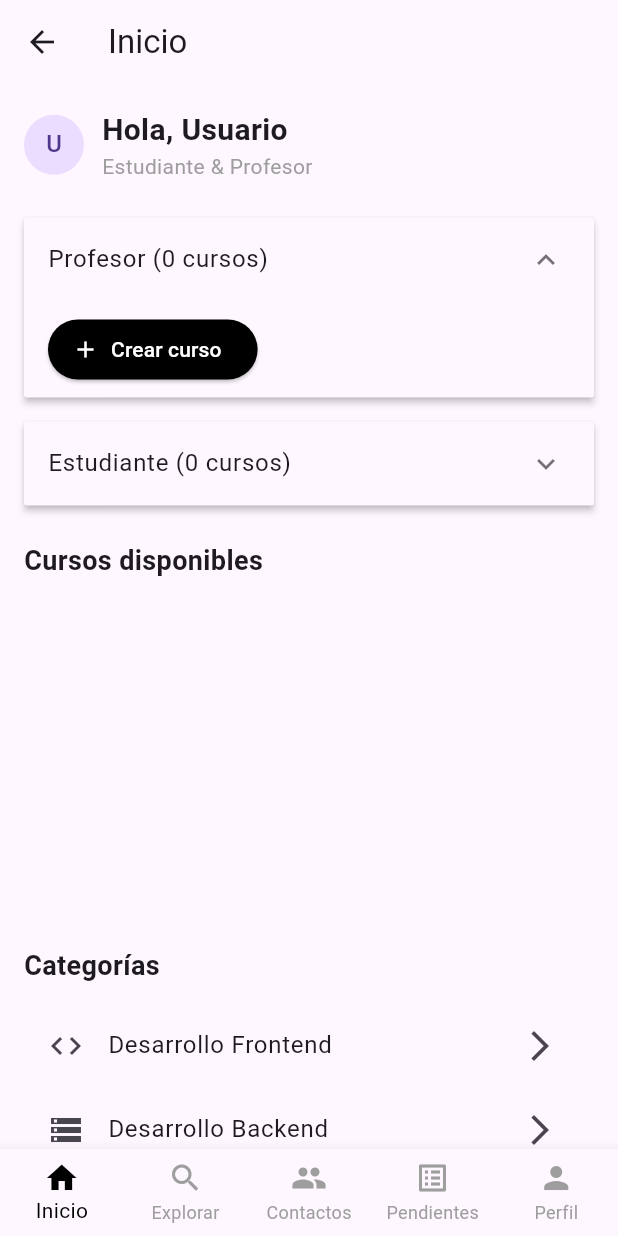
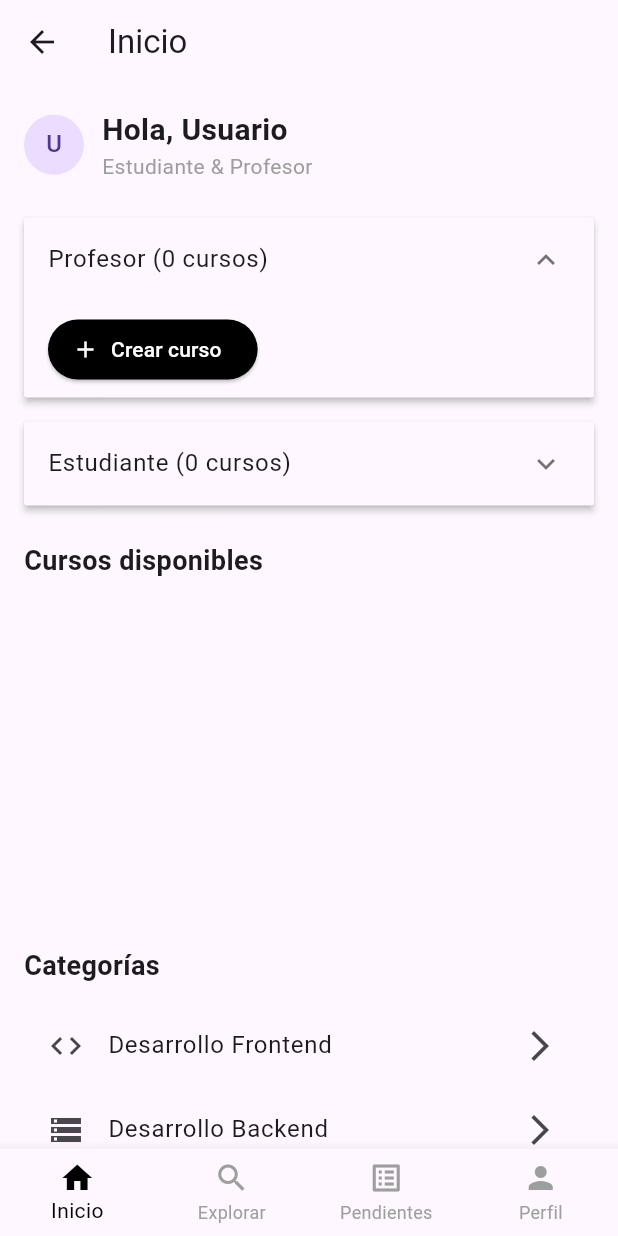
Before and after one commit to YJYordi/ProyectoFlutter-Gonzalez-Espinel-Suarez, a Flutter app: the HomePage screen opened by its route, after a tap on an icon or button, on a phone screen of 412 x 824 dp. Run offline on Flutter 3.47's test engine with Material 3 defaults, Android fonts, the phone set to English and light mode, and no system bars; our stand-ins replace shared_preferences; accounts and stored records are empty.

Commit message:
modificacion barra de navegacion

```diff
--- a/proyecto/lib/presentation/screens/home_page.dart
+++ b/proyecto/lib/presentation/screens/home_page.dart
@@ -369,8 +369,6 @@ class _HomePageState extends State<HomePage> {
       ),
       // EXPLORAR
       _buildExplorePage(),
-      // CONTACTOS
-      const Center(child: Text('Contactos', style: TextStyle(fontSize: 24))),
       // PENDIENTES
       const Center(child: Text('Pendientes', style: TextStyle(fontSize: 24))),
       // PERFIL
@@ -384,7 +382,7 @@ class _HomePageState extends State<HomePage> {
         type: BottomNavigationBarType.fixed,
         currentIndex: _selectedIndex,
         onTap: (index) {
-          if (index == 4) {
+          if (index == 3) {
             // Navegar a la pantalla de perfil
             Navigator.pushNamed(context, '/perfil', arguments: displayName);
           } else {
@@ -398,7 +396,6 @@ class _HomePageState extends State<HomePage> {
         items: const [
           BottomNavigationBarItem(icon: Icon(Icons.home), label: 'Inicio'),
           BottomNavigationBarItem(icon: Icon(Icons.search), label: 'Explorar'),
-          BottomNavigationBarItem(icon: Icon(Icons.people), label: 'Contactos'),
           BottomNavigationBarItem(
             icon: Icon(Icons.list_alt),
             label: 'Pendientes',
```
